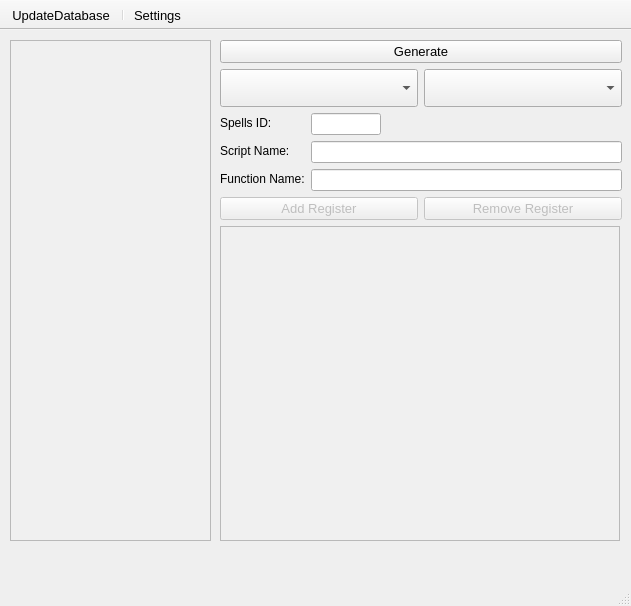
This is mainwindow.ui in Yourp/UWOWDevelopHelper as Qt 5 draws it before an edit. The edited form follows.
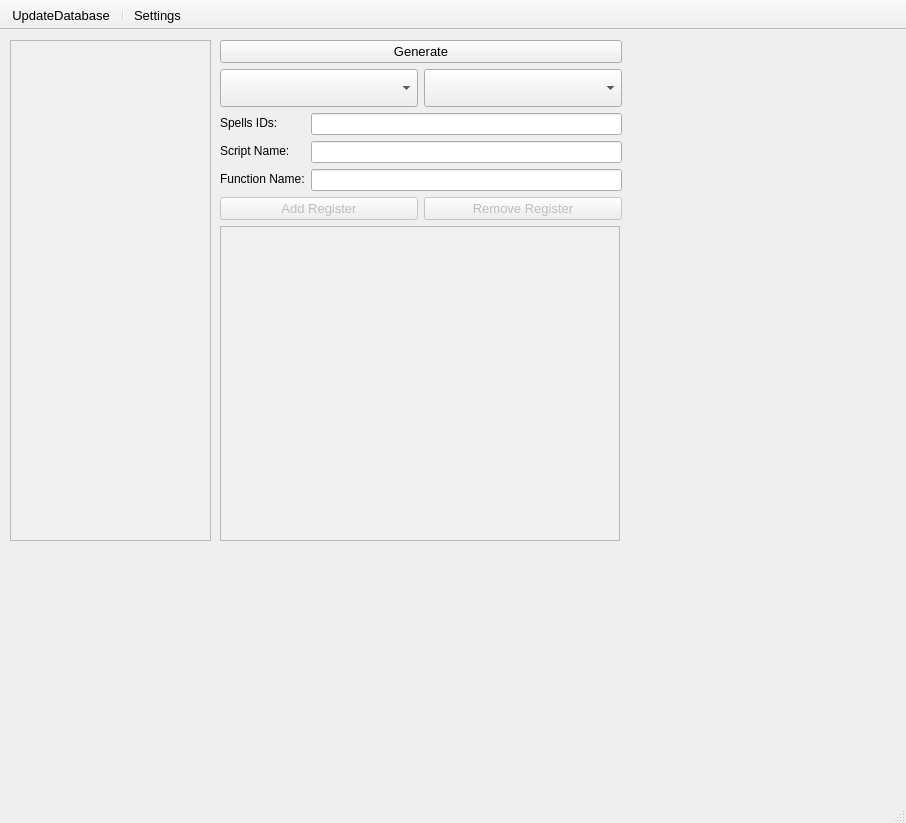
This is the edited form. Icons and pictures are not drawn.

Patch:
```diff
--- a/mainwindow.ui
+++ b/mainwindow.ui
@@ -12,8 +12,8 @@
    <rect>
     <x>0</x>
     <y>0</y>
-    <width>631</width>
-    <height>606</height>
+    <width>906</width>
+    <height>823</height>
    </rect>
   </property>
   <property name="contextMenuPolicy">
@@ -294,22 +294,12 @@
           </size>
          </property>
          <property name="text">
-          <string>Spells ID:</string>
+          <string>Spells IDs:</string>
          </property>
         </widget>
        </item>
        <item row="0" column="1">
-        <widget class="QLineEdit" name="LE_SpellID">
-         <property name="maximumSize">
-          <size>
-           <width>70</width>
-           <height>16777215</height>
-          </size>
-         </property>
-         <property name="maxLength">
-          <number>10</number>
-         </property>
-        </widget>
+        <widget class="QLineEdit" name="LE_SpellIDs"/>
        </item>
        <item row="1" column="0">
         <widget class="QLabel" name="label">
```
Left out of the diff: 11 changed lines with no effect on the pictures.
